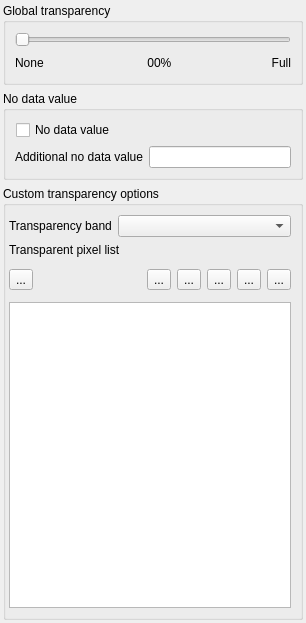
First picture: the form in src/ui/raster/qgsrastertransparencywidget.ui, repository carsmie/QGIS, before the edit.
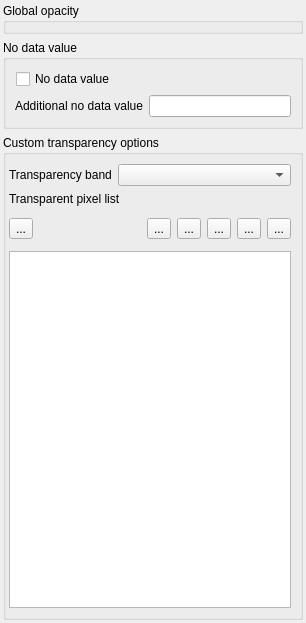
Second picture: the form after the edit. Icons and pictures are not drawn. Custom widgets are drawn as their Qt base class.

Commit message: Use QgsOpacityWidget wherever appropriate

Patch:
```diff
--- a/src/ui/raster/qgsrastertransparencywidget.ui
+++ b/src/ui/raster/qgsrastertransparencywidget.ui
@@ -26,6 +26,40 @@
    <property name="bottomMargin">
     <number>3</number>
    </property>
+   <item row="0" column="0">
+    <widget class="QgsCollapsibleGroupBox" name="gboxGlobalTransp">
+     <property name="title">
+      <string>Global opacity</string>
+     </property>
+     <property name="flat">
+      <bool>true</bool>
+     </property>
+     <property name="syncGroup" stdset="0">
+      <string notr="true">rastertransp</string>
+     </property>
+     <layout class="QGridLayout" name="_3">
+      <property name="leftMargin">
+       <number>3</number>
+      </property>
+      <property name="topMargin">
+       <number>3</number>
+      </property>
+      <property name="rightMargin">
+       <number>3</number>
+      </property>
+      <property name="bottomMargin">
+       <number>3</number>
+      </property>
+      <item row="0" column="0">
+       <widget class="QgsOpacityWidget" name="mOpacityWidget" native="true">
+        <property name="focusPolicy">
+         <enum>Qt::StrongFocus</enum>
+        </property>
+       </widget>
+      </item>
+     </layout>
+    </widget>
+   </item>
    <item row="1" column="0">
     <widget class="QgsCollapsibleGroupBox" name="gboxNoDataValue">
      <property name="title">
@@ -95,93 +129,6 @@
      </layout>
     </widget>
    </item>
-   <item row="0" column="0">
-    <widget class="QgsCollapsibleGroupBox" name="gboxGlobalTransp">
-     <property name="title">
-      <string>Global transparency</string>
-     </property>
-     <property name="flat">
-      <bool>true</bool>
-     </property>
-     <property name="syncGroup" stdset="0">
-      <string notr="true">rastertransp</string>
-     </property>
-     <layout class="QGridLayout" name="_3">
-      <item row="1" column="4">
-       <widget class="QLabel" name="textLabel4">
-        <property name="text">
-         <string>&lt;p align=&quot;right&quot;&gt;Full&lt;/p&gt;</string>
-        </property>
-       </widget>
-      </item>
-      <item row="1" column="0">
-       <widget class="QLabel" name="textLabel3">
-        <property name="text">
-         <string>None</string>
-        </property>
-       </widget>
-      </item>
-      <item row="1" column="1">
-       <spacer>
-        <property name="orientation">
-         <enum>Qt::Horizontal</enum>
-        </property>
-        <property name="sizeHint" stdset="0">
-         <size>
-          <width>40</width>
-          <height>20</height>
-         </size>
-        </property>
-       </spacer>
-      </item>
-      <item row="0" column="0" colspan="5">
-       <widget class="QSlider" name="sliderTransparency">
-        <property name="sizePolicy">
-         <sizepolicy hsizetype="Expanding" vsizetype="Fixed">
-          <horstretch>0</horstretch>
-          <verstretch>0</verstretch>
-         </sizepolicy>
-        </property>
-        <property name="maximum">
-         <number>255</number>
-        </property>
-        <property name="orientation">
-         <enum>Qt::Horizontal</enum>
-        </property>
-        <property name="tickInterval">
-         <number>25</number>
-        </property>
-       </widget>
-      </item>
-      <item row="1" column="2">
-       <widget class="QLabel" name="lblTransparencyPercent">
-        <property name="sizePolicy">
-         <sizepolicy hsizetype="Fixed" vsizetype="Fixed">
-          <horstretch>0</horstretch>
-          <verstretch>0</verstretch>
-         </sizepolicy>
-        </property>
-        <property name="text">
-         <string> 00%</string>
-        </property>
-       </widget>
-      </item>
-      <item row="1" column="3">
-       <spacer>
-        <property name="orientation">
-         <enum>Qt::Horizontal</enum>
-        </property>
-        <property name="sizeHint" stdset="0">
-         <size>
-          <width>40</width>
-          <height>20</height>
-         </size>
-        </property>
-       </spacer>
-      </item>
-     </layout>
-    </widget>
-   </item>
    <item row="2" column="0">
     <widget class="QgsCollapsibleGroupBox" name="gboxCustomTransparency">
      <property name="sizePolicy">
@@ -407,6 +354,12 @@
    <header>qgscollapsiblegroupbox.h</header>
    <container>1</container>
   </customwidget>
+  <customwidget>
+   <class>QgsOpacityWidget</class>
+   <extends>QWidget</extends>
+   <header>qgsopacitywidget.h</header>
+   <container>1</container>
+  </customwidget>
  </customwidgets>
  <tabstops>
   <tabstop>gboxGlobalTransp</tabstop>
```
Left out of the diff: 5 changed lines with no effect on the pictures. The commit also changes 31 other files.
